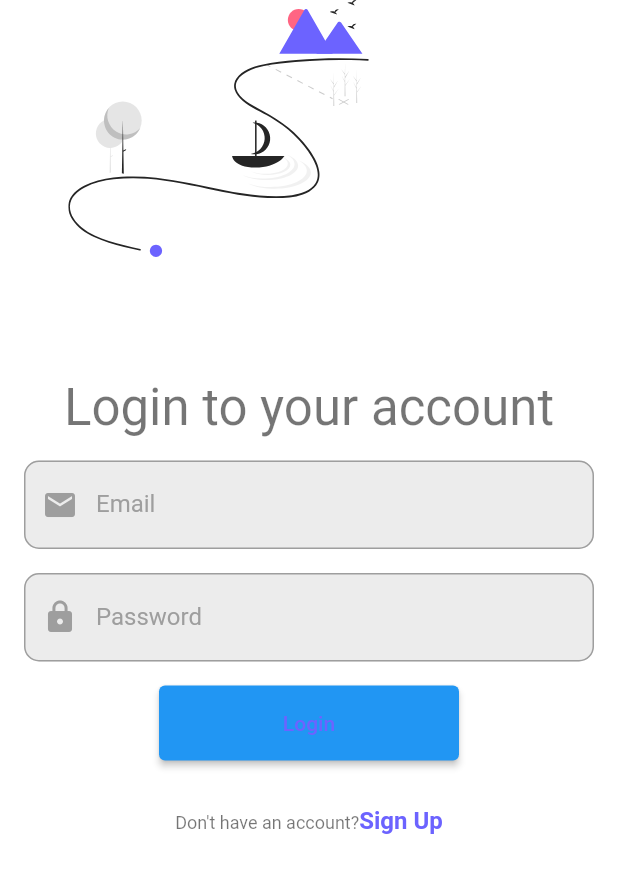
After one commit to Snip-And-Style/temp-chat-mobile, a Flutter app: the screen it shows after launch, after a tap on the "arrow forward" icon, on a phone screen of 412 x 824 dp. The commit adds this screen. Shown: the top 873 px of the screen. Run offline on Flutter 3.47's test engine with Material 2 defaults, Android fonts, the phone set to English and light mode, and no system bars; our stand-ins replace auto_route, bloc, flutter_bloc, flutter_svg, freezed_annotation; generated files the repository leaves out were written again.

Commit message:
Add login functionality and localization support

```diff
--- a/lib/config/l10n/arb/app_en.arb
+++ b/lib/config/l10n/arb/app_en.arb
@@ -10,5 +10,7 @@
   "companyCommunicationTool": "A Tool for Companies to\nCommunicate with Clients",
   "login": "Login",
   "loginToAccount": "Login to your account",
-  "doNotHaveAccount": "Don't have an account?"
+  "doNotHaveAccount": "Don't have an account?",
+  "password": "Password",
+  "email": "Email"
 }
--- a/lib/config/l10n/arb/app_uk.arb
+++ b/lib/config/l10n/arb/app_uk.arb
@@ -10,5 +10,7 @@
   "companyCommunicationTool": "Інструмент для спілкування компаній з клієнтами",
   "login": "Вхід",
   "loginToAccount": "Увійти в аккаунт",
-  "doNotHaveAccount": "Не маєте аккаунту?"
+  "doNotHaveAccount": "Не маєте аккаунту?",
+  "password": "Пароль",
+  "email": "Пошта"
 }
--- a/lib/config/router/app_route.dart
+++ b/lib/config/router/app_route.dart
@@ -1,4 +1,5 @@
 import 'package:auto_route/auto_route.dart';
+import 'package:snip_and_style/presentation/page/login/login_page.dart';
 import 'package:snip_and_style/presentation/page/welcome/welcome_page.dart';
 
 part 'app_route.gr.dart';
@@ -11,5 +12,8 @@ class AppRouter extends _$AppRouter {
           page: WelcomeRoute.page,
           initial: true,
         ),
+        AutoRoute(
+          page: LoginRoute.page,
+        ),
       ];
 }
--- /dev/null
+++ b/lib/presentation/page/login/login_page.dart
@@ -0,0 +1,78 @@
+import 'package:auto_route/auto_route.dart';
+import 'package:flutter/material.dart';
+import 'package:flutter_bloc/flutter_bloc.dart';
+import 'package:flutter_svg/svg.dart';
+import 'package:snip_and_style/config/gen/assets.gen.dart';
+import 'package:snip_and_style/config/l10n/l10n.dart';
+import 'package:snip_and_style/presentation/page/login/bloc/login_bloc.dart';
+import 'package:snip_and_style/presentation/page/login/widgets/login_form.dart';
+
+@RoutePage()
+class LoginPage extends StatelessWidget {
+  const LoginPage({super.key});
+
+  @override
+  Widget build(BuildContext context) {
+    final l10n = context.l10n;
+
+    return BlocProvider(
+      create: (context) => LoginBloc(),
+      child: Scaffold(
+        backgroundColor: Colors.white,
+        body: SafeArea(
+          child: ListView(
+            children: [
+              SvgPicture.asset(
+                Assets.images.authAdventure.path,
+              ),
+              Center(
+                child: Text(
+                  l10n.loginToAccount,
+                  style: Theme.of(context).textTheme.headline4,
+                ),
+              ),
+              _buildAnimatedLoginForm(),
+              TextButton(
+                onPressed: () {},
+                child: RichText(
+                  text: TextSpan(
+                    children: [
+                      TextSpan(
+                        text: l10n.doNotHaveAccount,
+                        style: Theme.of(context).textTheme.bodySmall,
+                      ),
+                      TextSpan(
+                        text: l10n.signUp,
+                        style: const TextStyle(
+                          color: Color(0xFF6C63FF),
+                          fontWeight: FontWeight.bold,
+                          fontSize: 16,
+                        ),
+                      ),
+                    ],
+                  ),
+                ),
+              ),
+            ],
+          ),
+        ),
+      ),
+    );
+  }
+
+  Widget _buildAnimatedLoginForm() {
+    return AnimatedOpacity(
+      duration: const Duration(milliseconds: 500),
+      opacity: 1,
+      child: FadeTransition(
+        opacity: Tween<double>(begin: 0, end: 1).animate(
+          CurvedAnimation(
+            parent: const AlwaysStoppedAnimation<double>(1),
+            curve: Curves.easeInOut,
+          ),
+        ),
+        child: const LoginForm(),
+      ),
+    );
+  }
+}
--- /dev/null
+++ b/lib/presentation/page/login/widgets/auth_field.dart
@@ -0,0 +1,48 @@
+import 'package:flutter/material.dart';
+import 'package:flutter/widgets.dart';
+
+class AuthField extends StatelessWidget {
+  const AuthField({
+    required this.labelText,
+    super.key,
+    this.controller,
+    this.icon,
+    this.obscureText = false,
+  });
+  final TextEditingController? controller;
+  final String labelText;
+  final IconData? icon;
+  final bool obscureText;
+
+  @override
+  Widget build(BuildContext context) {
+    return TextFormField(
+      controller: controller,
+      style: const TextStyle(color: Colors.black),
+      decoration: InputDecoration(
+        filled: true,
+        fillColor: Colors.grey.withOpacity(0.2),
+        labelText: labelText,
+        labelStyle: const TextStyle(color: Colors.grey),
+        prefixIcon: icon != null ? Icon(icon, color: Colors.grey) : null,
+        enabledBorder: OutlineInputBorder(
+          borderRadius: BorderRadius.circular(10.0),
+          borderSide: const BorderSide(color: Colors.grey),
+        ),
+        focusedBorder: OutlineInputBorder(
+          borderRadius: BorderRadius.circular(10.0),
+          borderSide: const BorderSide(color: Colors.grey),
+        ),
+        errorBorder: OutlineInputBorder(
+          borderRadius: BorderRadius.circular(10.0),
+          borderSide: const BorderSide(color: Colors.red),
+        ),
+        focusedErrorBorder: OutlineInputBorder(
+          borderRadius: BorderRadius.circular(10.0),
+          borderSide: const BorderSide(color: Colors.red),
+        ),
+      ),
+      obscureText: obscureText,
+    );
+  }
+}
--- /dev/null
+++ b/lib/presentation/page/login/widgets/login_form.dart
@@ -0,0 +1,123 @@
+import 'package:auto_route/auto_route.dart';
+import 'package:flutter/material.dart';
+import 'package:flutter_bloc/flutter_bloc.dart';
+import 'package:snip_and_style/config/l10n/l10n.dart';
+import 'package:snip_and_style/presentation/page/login/bloc/login_bloc.dart';
+import 'package:snip_and_style/presentation/page/login/widgets/auth_field.dart';
+
+class LoginForm extends StatefulWidget {
+  const LoginForm({super.key});
+
+  @override
+  State<LoginForm> createState() => _LoginFormState();
+}
+
+class _LoginFormState extends State<LoginForm> {
+  // Input controllers
+  final TextEditingController _emailController = TextEditingController();
+  final TextEditingController _passwordController = TextEditingController();
+
+  // Form key
+  final GlobalKey<FormState> _formKey = GlobalKey<FormState>();
+
+  // Form validation
+  bool _validate() {
+    return _formKey.currentState!.validate();
+  }
+
+  // Form submission
+  void _submit() {
+    if (_validate()) {
+      context.read<LoginBloc>().add(LoginEvent.login(
+            email: _emailController.text,
+            password: _passwordController.text,
+          ));
+    }
+  }
+
+  @override
+  Widget build(BuildContext context) {
+    final l10n = context.l10n;
+    return BlocConsumer<LoginBloc, LoginState>(
+      listener: (context, state) {
+        state.when(
+          initial: () {},
+          loading: () {},
+          success: () {
+            // Navigation logic here, e.g.:
+            // context.router.replace(const HomeRoute());
+          },
+          failure: (error) {
+            ScaffoldMessenger.of(context).showSnackBar(
+              SnackBar(content: Text(error)),
+            );
+          },
+        );
+      },
+      builder: (context, state) {
+        return state.maybeWhen(
+          loading: () => const Center(child: CircularProgressIndicator()),
+          orElse: () {
+            // Default UI for states other than 'loading'
+            return Padding(
+              padding: const EdgeInsets.all(16),
+              child: Form(
+                key: _formKey,
+                child: Column(
+                  mainAxisAlignment: MainAxisAlignment.center,
+                  children: [
+                    // Email TextFormField
+                    AuthField(
+                      controller: _emailController,
+                      labelText: l10n.email,
+                      icon: Icons.email,
+                    ),
+                    const SizedBox(height: 16),
+                    // Password TextFormField
+                    AuthField(
+                      controller: _passwordController,
+                      labelText: l10n.password,
+                      icon: Icons.lock,
+                      obscureText: true,
+                    ),
+                    const SizedBox(height: 16),
+                    // Login Button with AnimatedContainer
+                    AnimatedContainer(
+                      duration: const Duration(milliseconds: 300),
+                      height: 50,
+                      width: state.maybeWhen(
+                        loading: () => 50.0, // Width when in loading state
+                        orElse: () => 200.0, // Width for other states
+                      ),
+                      child: ElevatedButton(
+                        onPressed: state.maybeWhen(
+                          loading: null,
+                          orElse: () => _submit,
+                        ),
+                        child: state.maybeWhen(
+                          loading: () => const CircularProgressIndicator(
+                              color: Colors.white),
+                          orElse: () => Text(
+                            l10n.login,
+                            style: const TextStyle(
+                              color: Color(0xFF6C63FF),
+                            ),
+                          ), // Text for other states
+                        ),
+                      ),
+                    ),
+                  ],
+                ),
+              ),
+            );
+          },
+        );
+      },
+    );
+  }
+}
+
+
+/*
+
+*/
--- a/lib/presentation/page/welcome/welcome_page.dart
+++ b/lib/presentation/page/welcome/welcome_page.dart
@@ -3,6 +3,7 @@ import 'package:flutter/material.dart';
 import 'package:flutter_svg/flutter_svg.dart';
 import 'package:snip_and_style/config/gen/assets.gen.dart';
 import 'package:snip_and_style/config/l10n/l10n.dart';
+import 'package:snip_and_style/config/router/app_route.dart';
 
 @RoutePage()
 class WelcomePage extends StatefulWidget {
@@ -59,7 +60,11 @@ class _WelcomePageState extends State<WelcomePage> {
                 const SizedBox(
                   height: 16,
                 ),
-                Container(
+                InkWell(
+                  onTap: () {
+                    context.router.push(const LoginRoute());
+                  },
+                  child: Container(
                     height: 72,
                     width: 72,
                     margin: const EdgeInsets.symmetric(vertical: 64),
@@ -79,6 +84,7 @@ class _WelcomePageState extends State<WelcomePage> {
                       color: Colors.white,
                     ),
                   ),
+                ),
               ],
             ),
           ),
```
Also changed, not shown: lib/config/router/app_route.gr.dart. Lines whose indentation alone changed are shown as unchanged.
